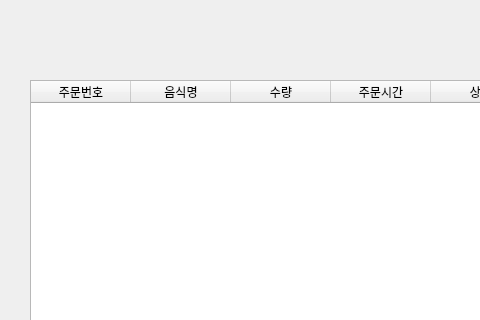
Above: src/servee_gui/vendor_gui/servee_vendor.ui from addinedu-ros-6th/ros-repo-2 before the change; both pictures show x 0 to 480 and y 0 to 320 of the 1131 by 600 pixel window. Below: the same form after it.
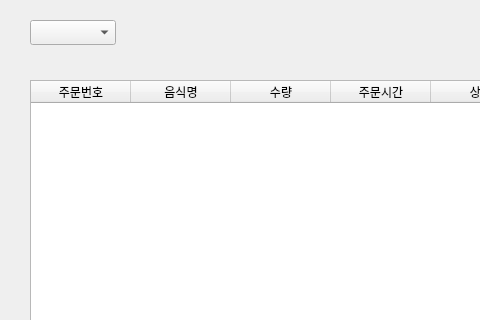
That is the form after the change.

Commit message: etc: servee_vendor.ui toggle update SVRB-52

```diff
--- a/src/servee_gui/vendor_gui/servee_vendor.ui
+++ b/src/servee_gui/vendor_gui/servee_vendor.ui
@@ -85,6 +85,16 @@
      <string>매출현황</string>
     </property>
    </widget>
+   <widget class="QComboBox" name="store_comboBox">
+    <property name="geometry">
+     <rect>
+      <x>30</x>
+      <y>20</y>
+      <width>86</width>
+      <height>25</height>
+     </rect>
+    </property>
+   </widget>
   </widget>
   <widget class="QMenuBar" name="menubar">
    <property name="geometry">
```
